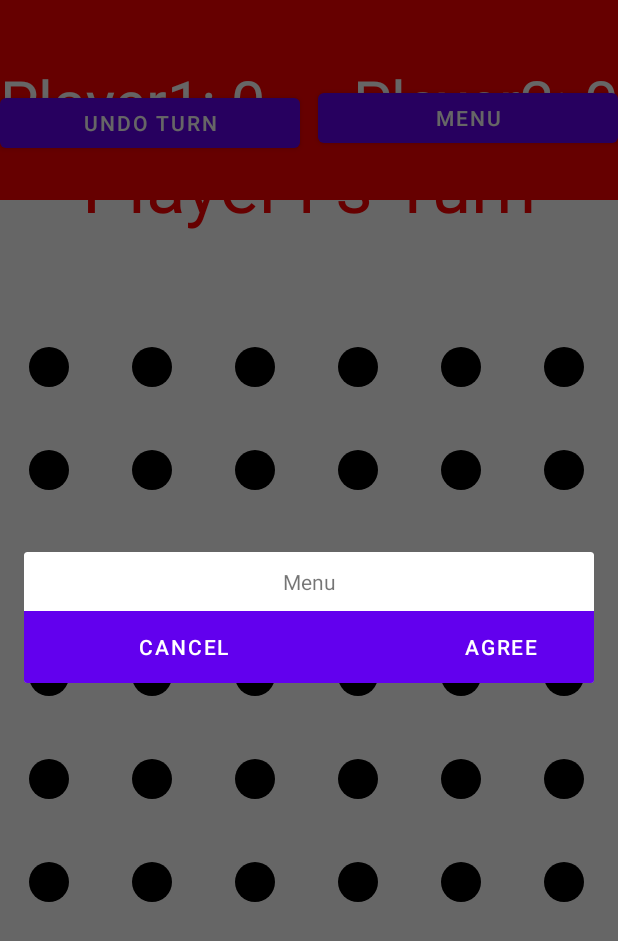
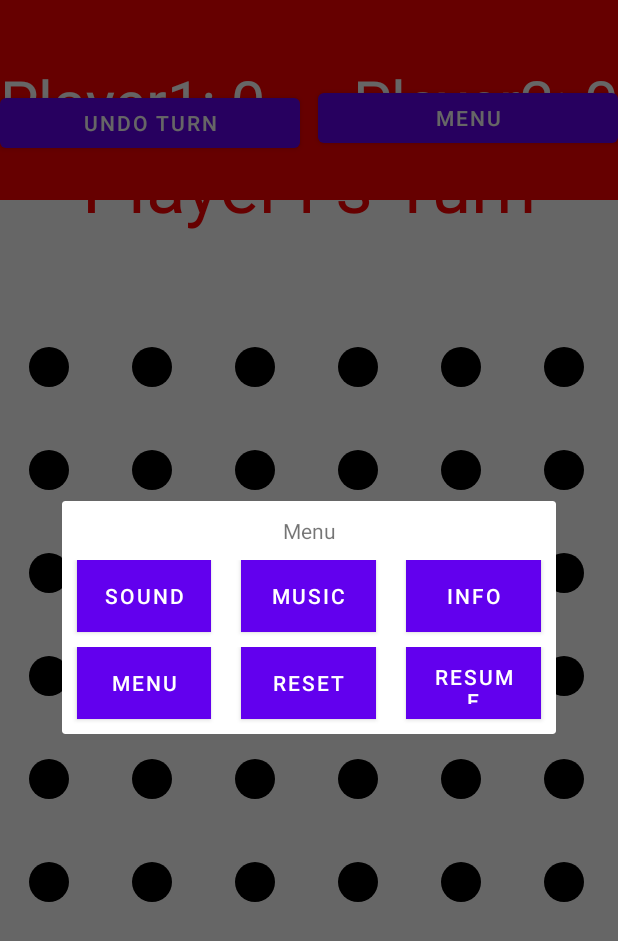
Before and after one commit to ensermuff/475-Dots-and-Boxes, an Android app: the GameActivity screen opened directly, with no data from a screen before it, after a tap on "MENU", on a phone screen of 412 x 824 dp. Shown: the top 941 px of the screen. Run offline under Robolectric (Android 15) with nearby library versions, the phone set to English and light mode, and no system bars; Roboto replaces fonts that are not available here.

Commit message:
Added more buttons to the dialog
Added the rest of the button to the dialog. I have reset button working. I may change it for the better though.

```diff
--- a/app/src/main/java/ensermuff/vcu/edu/cmsc475demo/Activities/GameActivity.java
+++ b/app/src/main/java/ensermuff/vcu/edu/cmsc475demo/Activities/GameActivity.java
@@ -87,8 +87,9 @@ public class GameActivity extends AppCompatActivity {
         //Mention the name of the custom dialog
         menuDialog.setContentView(R.layout.menudialog);
 
-        Button cancelBtn = menuDialog.findViewById(R.id.dialog_cancel);
-        Button okBtn = menuDialog.findViewById(R.id.dialog_ok);
+        Button cancelBtn = menuDialog.findViewById(R.id.dialog_resume);
+        Button okBtn = menuDialog.findViewById(R.id.dialog_menu);
+        Button resetBtn = menuDialog.findViewById(R.id.dialog_reset);
 
         cancelBtn.setOnClickListener((v) ->{
 
@@ -96,6 +97,11 @@ public class GameActivity extends AppCompatActivity {
             onResume();
 
             menuDialog.dismiss();
+        });
+
+        resetBtn.setOnClickListener((v) ->{
+            Intent startIntent = new Intent(getApplicationContext(), GameActivity.class);
+            startActivity(startIntent);
         });
 
         okBtn.setOnClickListener((v) ->{
--- a/app/src/main/res/layout/menudialog.xml
+++ b/app/src/main/res/layout/menudialog.xml
@@ -5,7 +5,7 @@
     android:orientation="vertical">
 
     <TextView
-        android:id="@+id/dialog_info"
+        android:id="@+id/dialog_title"
         android:layout_width="match_parent"
         android:layout_height="wrap_content"
         android:padding="10dp"
@@ -13,25 +13,83 @@
         android:textAlignment="center" />
 
     <LinearLayout
-        android:layout_width="424dp"
-        android:layout_height="48dp"
+        android:layout_width="match_parent"
+        android:layout_height="match_parent"
         android:layout_below="@id/dialog_info">
 
         <Button
-            android:id="@+id/dialog_cancel"
+            android:id="@+id/dialog_sound"
             android:layout_width="0dp"
             android:layout_height="match_parent"
-            android:layout_weight="0.50"
+            android:layout_marginLeft="10dp"
+            android:layout_marginRight="10dp"
+            android:layout_marginBottom="10dp"
+            android:layout_weight="0.5"
             android:background="@color/Red"
-            android:text="Cancel" />
+            android:text="Sound" />
 
         <Button
-            android:id="@+id/dialog_ok"
+            android:id="@+id/dialog_music"
             android:layout_width="0dp"
             android:layout_height="match_parent"
-            android:layout_weight="0.50"
+            android:layout_marginLeft="10dp"
+            android:layout_marginRight="10dp"
+            android:layout_marginBottom="10dp"
+            android:layout_weight="0.5"
             android:background="@color/Green"
-            android:text="Agree" />
+            android:text="music" />
+
+        <Button
+            android:id="@+id/dialog_info"
+            android:layout_width="0dp"
+            android:layout_height="match_parent"
+            android:layout_marginLeft="10dp"
+            android:layout_marginRight="10dp"
+            android:layout_marginBottom="10dp"
+            android:layout_weight="0.5"
+            android:background="@color/Green"
+            android:text="info" />
+
+    </LinearLayout>
+
+    <LinearLayout
+        android:layout_width="match_parent"
+        android:layout_height="match_parent"
+        android:layout_below="@id/dialog_info">
+
+        <Button
+            android:id="@+id/dialog_menu"
+            android:layout_width="0dp"
+            android:layout_height="match_parent"
+            android:layout_marginLeft="10dp"
+            android:layout_marginRight="10dp"
+            android:layout_marginBottom="10dp"
+            android:layout_weight="0.5"
+            android:background="@color/Red"
+            android:text="Menu" />
+
+        <Button
+            android:id="@+id/dialog_reset"
+            android:layout_width="0dp"
+            android:layout_height="match_parent"
+            android:layout_marginLeft="10dp"
+            android:layout_marginRight="10dp"
+            android:layout_marginBottom="10dp"
+            android:layout_weight="0.5"
+            android:background="@color/Green"
+            android:text="reset" />
+
+        <Button
+            android:id="@+id/dialog_resume"
+            android:layout_width="0dp"
+            android:layout_height="match_parent"
+            android:layout_marginLeft="10dp"
+            android:layout_marginRight="10dp"
+            android:layout_marginBottom="10dp"
+            android:layout_weight="0.5"
+            android:background="@color/Green"
+            android:text="resume" />
+
     </LinearLayout>
 
 </LinearLayout>
```
